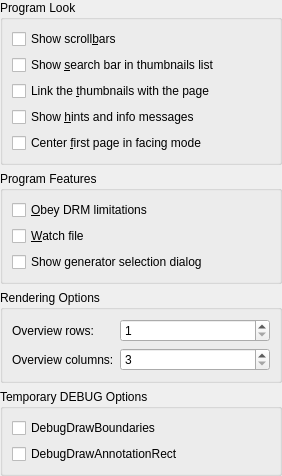
Old version of the form conf/dlggeneralbase.ui in the repository KDE/okular.
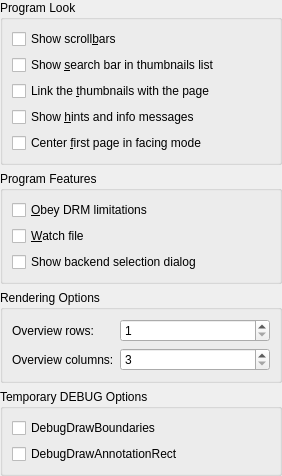
New version of the form. Icons and pictures are not drawn.

Commit message: generator -> backend in the gui

```diff
--- a/conf/dlggeneralbase.ui
+++ b/conf/dlggeneralbase.ui
@@ -175,7 +175,7 @@
         <item>
          <widget class="QCheckBox" name="kcfg_ChooseGenerators" >
           <property name="text" >
-           <string>Show generator selection dialog</string>
+           <string>Show backend selection dialog</string>
           </property>
           <property name="shortcut" >
            <string/>
```
